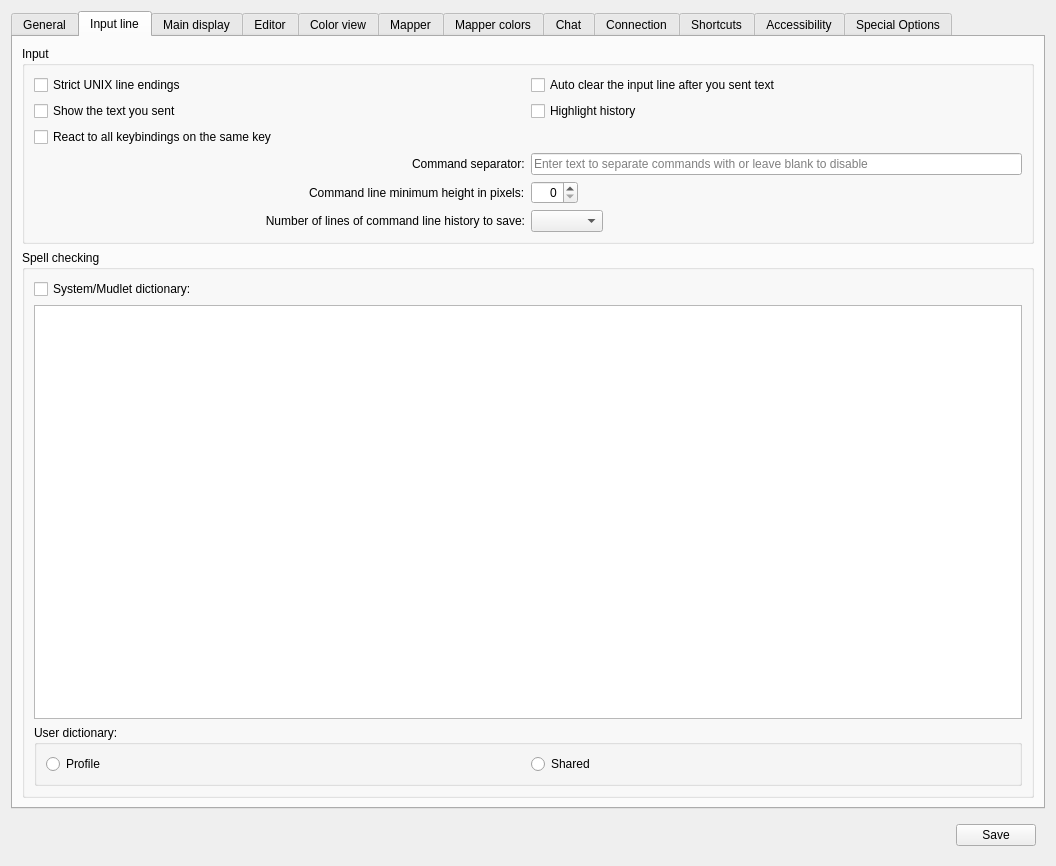
This is src/ui/profile_preferences.ui in ThalynLabs/Mudlet as Qt 5 draws it before an edit. The edited form follows.
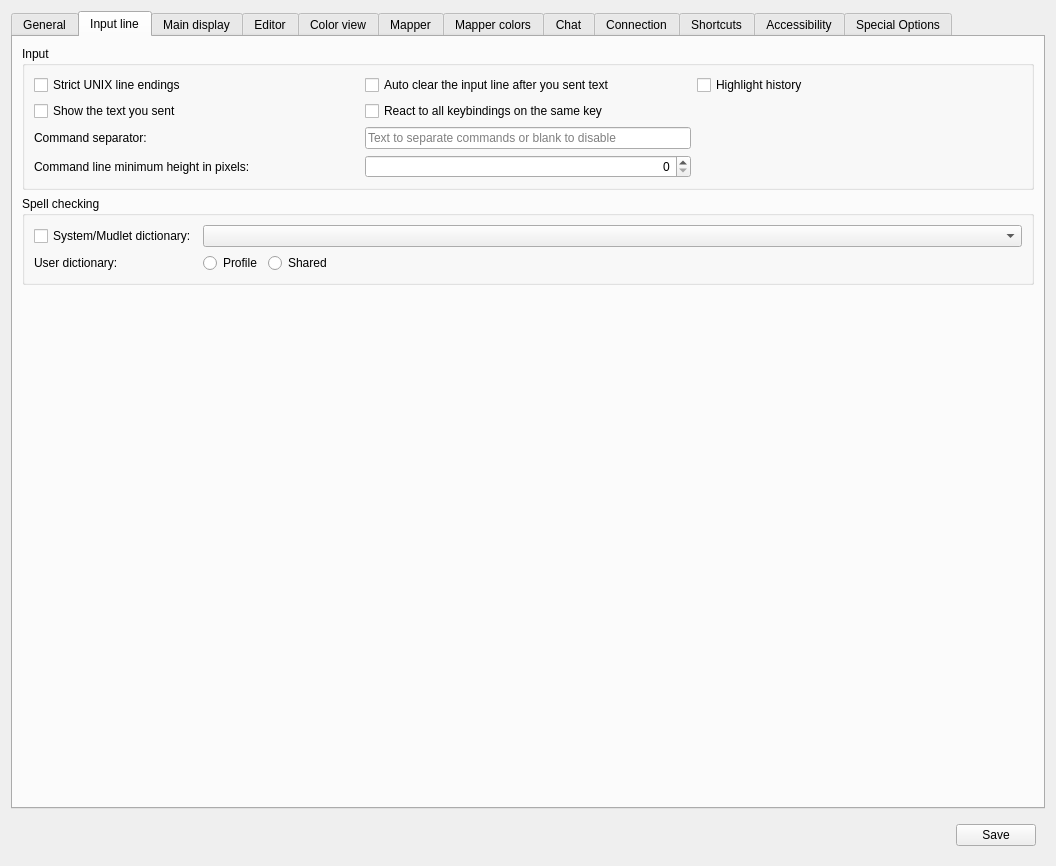
This is the edited form. The open tabs and pages were chosen to show the change. Icons and pictures are not drawn. Custom widgets are drawn as their Qt base class.

Commit message: improve: simplify input line tab in preferences (#7746)

```diff
--- a/src/ui/profile_preferences.ui
+++ b/src/ui/profile_preferences.ui
@@ -466,7 +466,7 @@
       <attribute name="title">
        <string>Input line</string>
       </attribute>
-      <layout class="QVBoxLayout" name="vBoxLayout_tab_inputline" stretch="0,1,0">
+      <layout class="QVBoxLayout" name="vBoxLayout_tab_inputline" stretch="0,0,0">
        <item>
         <widget class="QGroupBox" name="groupBox_input">
          <property name="enabled">
@@ -475,9 +475,44 @@
          <property name="title">
           <string>Input</string>
          </property>
-         <layout class="QGridLayout" name="gridLayout_groupBox_input" columnstretch="1,1">
+         <layout class="QGridLayout" name="gridLayout_2">
+          <item row="1" column="0">
+           <widget class="QCheckBox" name="show_sent_text_checkbox">
+            <property name="sizePolicy">
+             <sizepolicy hsizetype="MinimumExpanding" vsizetype="Fixed">
+              <horstretch>0</horstretch>
+              <verstretch>0</verstretch>
+             </sizepolicy>
+            </property>
+            <property name="toolTip">
+             <string>&lt;p&gt;Echo the text you send in the display box.&lt;/p&gt;&lt;p&gt;&lt;i&gt;This can be disabled by the game server if it negotiates to use the telnet ECHO option&lt;/i&gt;&lt;/p&gt;</string>
+            </property>
+            <property name="text">
+             <string>Show the text you sent</string>
+            </property>
+           </widget>
+          </item>
+          <item row="3" column="0">
+           <widget class="QLabel" name="label_commandSeparator">
+            <property name="toolTip">
+             <string/>
+            </property>
+            <property name="text">
+             <string>Command separator:</string>
+            </property>
+            <property name="buddy">
+             <cstring>command_separator_lineedit</cstring>
+            </property>
+           </widget>
+          </item>
           <item row="0" column="0">
            <widget class="QCheckBox" name="USE_UNIX_EOL">
+            <property name="sizePolicy">
+             <sizepolicy hsizetype="MinimumExpanding" vsizetype="Fixed">
+              <horstretch>0</horstretch>
+              <verstretch>0</verstretch>
+             </sizepolicy>
+            </property>
             <property name="toolTip">
              <string>use strict UNIX line endings on commands for old UNIX servers that can't handle windows line endings correctly</string>
             </property>
@@ -486,35 +521,40 @@
             </property>
            </widget>
           </item>
+          <item row="3" column="1">
+           <widget class="QLineEdit" name="command_separator_lineedit">
+            <property name="sizePolicy">
+             <sizepolicy hsizetype="MinimumExpanding" vsizetype="Fixed">
+              <horstretch>0</horstretch>
+              <verstretch>0</verstretch>
+             </sizepolicy>
+            </property>
+            <property name="placeholderText">
+             <string>Text to separate commands or blank to disable</string>
+            </property>
+           </widget>
+          </item>
           <item row="0" column="1">
            <widget class="QCheckBox" name="auto_clear_input_line_checkbox">
+            <property name="sizePolicy">
+             <sizepolicy hsizetype="MinimumExpanding" vsizetype="Fixed">
+              <horstretch>0</horstretch>
+              <verstretch>0</verstretch>
+             </sizepolicy>
+            </property>
             <property name="text">
              <string>Auto clear the input line after you sent text</string>
             </property>
            </widget>
           </item>
-          <item row="1" column="0">
-           <widget class="QCheckBox" name="show_sent_text_checkbox">
-            <property name="toolTip">
-             <string>&lt;p&gt;Echo the text you send in the display box.&lt;/p&gt;&lt;p&gt;&lt;i&gt;This can be disabled by the game server if it negotiates to use the telnet ECHO option&lt;/i&gt;&lt;/p&gt;</string>
-            </property>
-            <property name="text">
-             <string>Show the text you sent</string>
-            </property>
-           </widget>
-          </item>
           <item row="1" column="1">
-           <widget class="QCheckBox" name="checkBox_highlightHistory">
-            <property name="toolTip">
-             <string>Highlights your input line text when scrolling through your history for easy cancellation</string>
-            </property>
-            <property name="text">
-             <string>Highlight history</string>
-            </property>
-           </widget>
-          </item>
-          <item row="2" column="0">
            <widget class="QCheckBox" name="checkBox_runAllKeyBindings">
+            <property name="sizePolicy">
+             <sizepolicy hsizetype="MinimumExpanding" vsizetype="Fixed">
+              <horstretch>0</horstretch>
+              <verstretch>0</verstretch>
+             </sizepolicy>
+            </property>
             <property name="toolTip">
              <string>&lt;p&gt;Check all Key-bindings against key-presses.&lt;/p&gt;&lt;p&gt;&lt;i&gt;Versions of Mudlet prior to &lt;b&gt;3.9.0&lt;/b&gt; would stop checking after the first matching combination of&lt;/i&gt; KeyCode &lt;i&gt;and&lt;/i&gt; KeyModifier &lt;i&gt;was found and then send the command and/or run the script of that Key-binding only.  This&lt;/i&gt; per-profile &lt;i&gt;option tells Mudlet to check and run the remaining matches; but, to retain compatibility with previous versions, defaults to the &lt;b&gt;un&lt;/b&gt;-checked state.&lt;/i&gt;&lt;/p&gt;</string>
             </property>
@@ -523,27 +563,7 @@
             </property>
            </widget>
           </item>
-          <item row="3" column="0" alignment="Qt::AlignRight">
-           <widget class="QLabel" name="label_commandSeparator">
-            <property name="toolTip">
-             <string/>
-            </property>
-            <property name="text">
-             <string>Command separator:</string>
-            </property>
-            <property name="buddy">
-             <cstring>command_separator_lineedit</cstring>
-            </property>
-           </widget>
-          </item>
-          <item row="3" column="1">
-           <widget class="QLineEdit" name="command_separator_lineedit">
-            <property name="placeholderText">
-             <string>Enter text to separate commands with or leave blank to disable</string>
-            </property>
-           </widget>
-          </item>
-          <item row="4" column="0" alignment="Qt::AlignRight">
+          <item row="4" column="0">
            <widget class="QLabel" name="label_commandLineMinimumHeight">
             <property name="text">
              <string>Command line minimum height in pixels:</string>
@@ -553,8 +573,14 @@
             </property>
            </widget>
           </item>
-          <item row="4" column="1" alignment="Qt::AlignLeft">
+          <item row="4" column="1">
            <widget class="QSpinBox" name="commandLineMinimumHeight">
+            <property name="sizePolicy">
+             <sizepolicy hsizetype="Preferred" vsizetype="Preferred">
+              <horstretch>0</horstretch>
+              <verstretch>0</verstretch>
+             </sizepolicy>
+            </property>
             <property name="alignment">
              <set>Qt::AlignRight|Qt::AlignTrailing|Qt::AlignVCenter</set>
             </property>
@@ -563,23 +589,19 @@
             </property>
            </widget>
           </item>
-          <item row="5" column="0">
-           <widget class="QLabel" name="label_commandLineHistorySaveSize">
-            <property name="text">
-             <string>Number of lines of command line history to save:</string>
+          <item row="0" column="3">
+           <widget class="QCheckBox" name="checkBox_highlightHistory">
+            <property name="sizePolicy">
+             <sizepolicy hsizetype="MinimumExpanding" vsizetype="Fixed">
+              <horstretch>0</horstretch>
+              <verstretch>0</verstretch>
+             </sizepolicy>
             </property>
-            <property name="alignment">
-             <set>Qt::AlignRight|Qt::AlignTrailing|Qt::AlignVCenter</set>
-            </property>
-            <property name="buddy">
-             <cstring>comboBox_commandLineHistorySaveSize</cstring>
-            </property>
-           </widget>
-          </item>
-          <item row="5" column="1" alignment="Qt::AlignLeft">
-           <widget class="QComboBox" name="comboBox_commandLineHistorySaveSize">
             <property name="toolTip">
-             <string>&lt;p&gt;Sets the maximum number of the most recent entries used in each separate command line that are now stored between sessions.&lt;/p&gt;&lt;p&gt;&lt;i&gt;This limit is only applied when the data is stored at the end of a session; whilst a profile is active the command history is unlimited with any reused entries returned to the front of the list.&lt;/i&gt;&lt;/p&gt;</string>
+             <string>Highlights your input line text when scrolling through your history for easy cancellation</string>
+            </property>
+            <property name="text">
+             <string>Highlight history</string>
             </property>
            </widget>
           </item>
@@ -594,8 +616,21 @@
          <property name="title">
           <string>Spell checking</string>
          </property>
-         <layout class="QVBoxLayout" name="verticalLayout_groupBox_spellCheck">
-          <item>
+         <layout class="QGridLayout" name="gridLayout">
+          <item row="2" column="4">
+           <spacer name="horizontalSpacer">
+            <property name="orientation">
+             <enum>Qt::Horizontal</enum>
+            </property>
+            <property name="sizeHint" stdset="0">
+             <size>
+              <width>40</width>
+              <height>20</height>
+             </size>
+            </property>
+           </spacer>
+          </item>
+          <item row="0" column="0">
            <widget class="QCheckBox" name="checkBox_spellCheck">
             <property name="toolTip">
              <string>&lt;p&gt;This option controls spell-checking on the command line in the main console for this profile.&lt;/p&gt;</string>
@@ -605,61 +640,47 @@
             </property>
            </widget>
           </item>
-          <item>
-           <widget class="QListWidget" name="dictList">
+          <item row="2" column="2">
+           <widget class="QRadioButton" name="radioButton_userDictionary_common">
             <property name="toolTip">
              <string>&lt;p&gt;Select one dictionary which will be available on the command line and in the lua sub-system.&lt;/p&gt;</string>
             </property>
-            <property name="sizeAdjustPolicy">
-             <enum>QAbstractScrollArea::AdjustToContents</enum>
+            <property name="text">
+             <string>Shared</string>
             </property>
-            <property name="dragDropMode">
-             <enum>QAbstractItemView::DragDrop</enum>
+           </widget>
+          </item>
+          <item row="2" column="0">
+           <widget class="QLabel" name="label_6">
+            <property name="sizePolicy">
+             <sizepolicy hsizetype="Minimum" vsizetype="Preferred">
+              <horstretch>0</horstretch>
+              <verstretch>0</verstretch>
+             </sizepolicy>
             </property>
-            <property name="movement">
-             <enum>QListView::Snap</enum>
+            <property name="text">
+             <string>User dictionary: </string>
             </property>
-            <property name="flow">
-             <enum>QListView::TopToBottom</enum>
+           </widget>
+          </item>
+          <item row="2" column="1">
+           <widget class="QRadioButton" name="radioButton_userDictionary_profile">
+            <property name="toolTip">
+             <string>&lt;p&gt;A user dictionary specific to this profile will be available. This will be on the command line (words which are in it will appear with a dashed cyan underline) and in the lua sub-system.&lt;/p&gt;</string>
             </property>
-            <property name="resizeMode">
-             <enum>QListView::Adjust</enum>
+            <property name="text">
+             <string>Profile</string>
             </property>
-            <property name="viewMode">
-             <enum>QListView::IconMode</enum>
-            </property>
-            <property name="sortingEnabled">
-             <bool>true</bool>
-            </property>
            </widget>
           </item>
-          <item>
-           <widget class="QGroupBox" name="groupBox_userDictionary">
-            <property name="title">
-             <string>User dictionary:</string>
+          <item row="0" column="1" colspan="4">
+           <widget class="QComboBox" name="comboBox_dictionary">
+            <property name="sizePolicy">
+             <sizepolicy hsizetype="MinimumExpanding" vsizetype="Fixed">
+              <horstretch>0</horstretch>
+              <verstretch>0</verstretch>
+             </sizepolicy>
             </property>
-            <layout class="QHBoxLayout" name="horizontalLayout_userDictionary">
-             <item>
-              <widget class="QRadioButton" name="radioButton_userDictionary_profile">
-               <property name="toolTip">
-                <string>&lt;p&gt;A user dictionary specific to this profile will be available. This will be on the command line (words which are in it will appear with a dashed cyan underline) and in the lua sub-system.&lt;/p&gt;</string>
-               </property>
-               <property name="text">
-                <string>Profile</string>
-               </property>
-              </widget>
-             </item>
-             <item>
-              <widget class="QRadioButton" name="radioButton_userDictionary_common">
-               <property name="toolTip">
-                <string>&lt;p&gt;A user dictionary that is shared between all profiles (which have this option selected) will be available. This will be on the command line (words which are in it will appear with a dashed cyan underline) and in the lua sub-system.&lt;/p&gt;</string>
-               </property>
-               <property name="text">
-                <string>Shared</string>
-               </property>
-              </widget>
-             </item>
-            </layout>
            </widget>
           </item>
          </layout>
```
Left out of the diff: 5 changed lines with no effect on the pictures. The commit also changes 2 other files.
